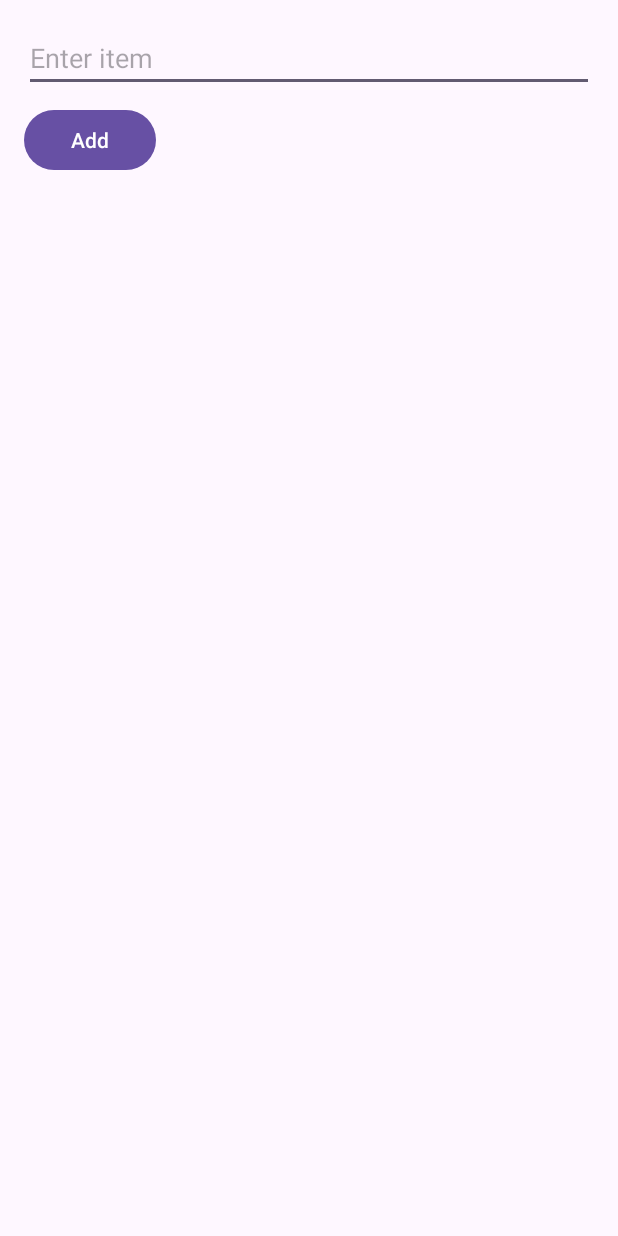
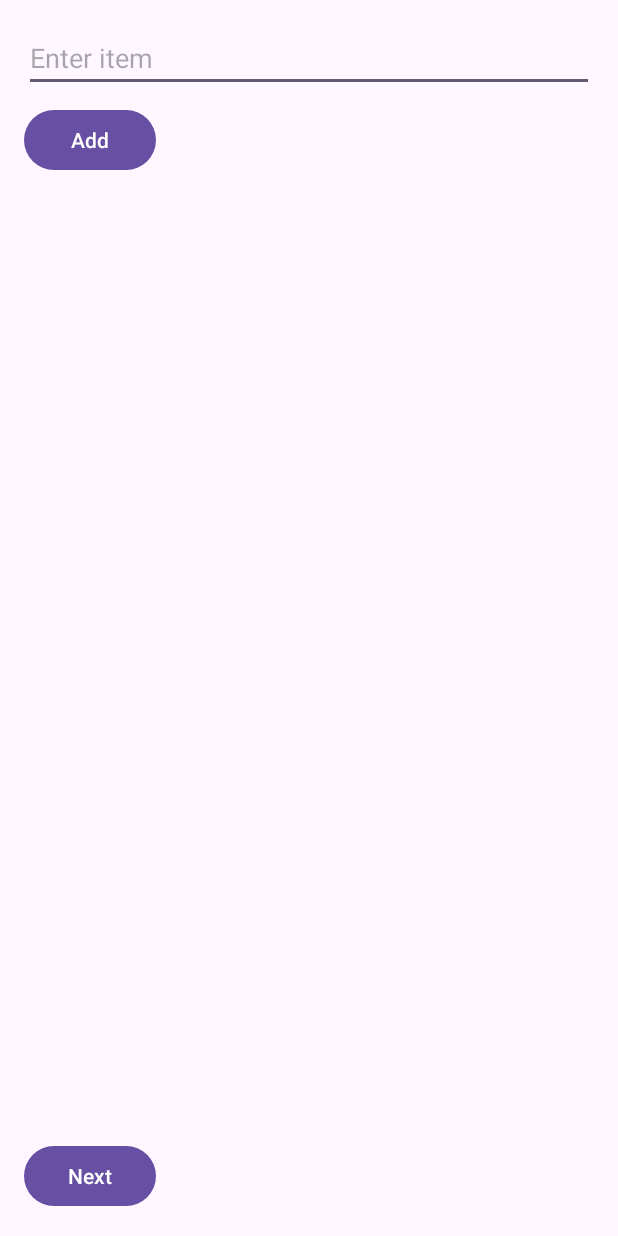
Before and after one commit to AbdelHamdyGhanem/FoodFinderApp, an Android app: the screen it shows after launch (MainActivity), on a phone screen of 412 x 824 dp. Run offline under Robolectric (Android 15) with nearby library versions, the phone set to English and light mode, and no system bars.

```diff
--- a/Application/app/src/main/java/com/example/application/MainActivity.java
+++ b/Application/app/src/main/java/com/example/application/MainActivity.java
@@ -1,6 +1,8 @@
 package com.example.application;
 
+import android.content.Intent;
 import android.os.Bundle;
+import android.view.View;
 import android.widget.ArrayAdapter;
 import android.widget.Button;
 import android.widget.EditText;
@@ -14,8 +16,6 @@ public class MainActivity extends AppCompatActivity {
 
     // Initialize variables
     private EditText editText;
-    private Button buttonAdd;
-    private ListView listView;
     private ArrayList<String> arrayList;
     private ArrayAdapter<String> adapter;
 
@@ -26,8 +26,8 @@ public class MainActivity extends AppCompatActivity {
 
         // Initialize views
         editText = findViewById(R.id.editText);
-        buttonAdd = findViewById(R.id.button_add);
-        listView = findViewById(R.id.listView);
+        Button buttonAdd = findViewById(R.id.button_add);
+        ListView listView = findViewById(R.id.listView);
 
         // Initialize list and adapter
         arrayList = new ArrayList<>();
@@ -36,6 +36,18 @@ public class MainActivity extends AppCompatActivity {
 
         // Set up button click listener
         buttonAdd.setOnClickListener(v -> addFood());
+
+        // Navigates the user to the next activity
+        Button button_next_foodPref = findViewById(R.id.button_next_foodPref);
+        button_next_foodPref.setOnClickListener(new View.OnClickListener() {
+            @Override
+            public void onClick(View view) {
+                Intent intent = new Intent(getApplicationContext(), FoodPrefActivity.class);
+                // Pass the list of foods to FoodPrefActivity
+                intent.putStringArrayListExtra("foods", arrayList);
+                startActivity(intent);
+            }
+        });
     }
 
     private void addFood() {
@@ -52,8 +64,8 @@ public class MainActivity extends AppCompatActivity {
             // Show confirmation toast
             Toast.makeText(this, "Food item added", Toast.LENGTH_SHORT).show();
         } else {
-            // Show error toast if EditText is empty
-            Toast.makeText(this, "error", Toast.LENGTH_SHORT).show();
+            // Show error toast if EditText is empty or food item already exists
+            Toast.makeText(this, "Item is empty or already exists", Toast.LENGTH_SHORT).show();
         }
     }
 }
--- a/Application/app/src/main/res/layout/activity_main.xml
+++ b/Application/app/src/main/res/layout/activity_main.xml
@@ -8,8 +8,6 @@
     tools:context=".MainActivity">
 
     <LinearLayout
-        xmlns:android="http://schemas.android.com/apk/res/android"
-        android:id="@+id/main"
         android:layout_width="match_parent"
         android:layout_height="match_parent"
         android:orientation="vertical"
@@ -26,17 +24,27 @@
             android:id="@+id/button_add"
             android:layout_width="wrap_content"
             android:layout_height="wrap_content"
+            android:layout_marginTop="8dp"
+            android:onClick="addFood"
             android:text="Add"
-            android:layout_marginTop="8dp"
-            android:textColor="@android:color/white"
-            android:onClick="addFood" />
+            android:textColor="@android:color/white" />
 
         <ListView
             android:id="@+id/listView"
             android:layout_width="match_parent"
-            android:layout_height="0dp"
-            android:layout_weight="1"
-            android:layout_marginTop="8dp" />
+            android:layout_height="469dp"
+            android:layout_marginTop="8dp"
+            android:layout_weight="1" />
+
+        <Button
+            android:id="@+id/button_next_foodPref"
+            android:layout_width="wrap_content"
+            android:layout_height="wrap_content"
+            android:layout_marginTop="8dp"
+            android:onClick="goToPref"
+            android:text="Next"
+            android:textColor="@android:color/white" />
+
     </LinearLayout>
 
 
```
Also changed, not shown: Application/app/src/main/AndroidManifest.xml (+9 -0 lines), Application/app/src/main/java/com/example/application/ApiTime.java (added, +50 -0 lines), Application/app/src/main/java/com/example/application/FoodPrefActivity.java (added, +58 -0 lines), Application/app/src/main/res/layout/activity_api_time.xml (added, +24 -0 lines), Application/app/src/main/res/layout/activity_main2.xml (added, +77 -0 lines).
